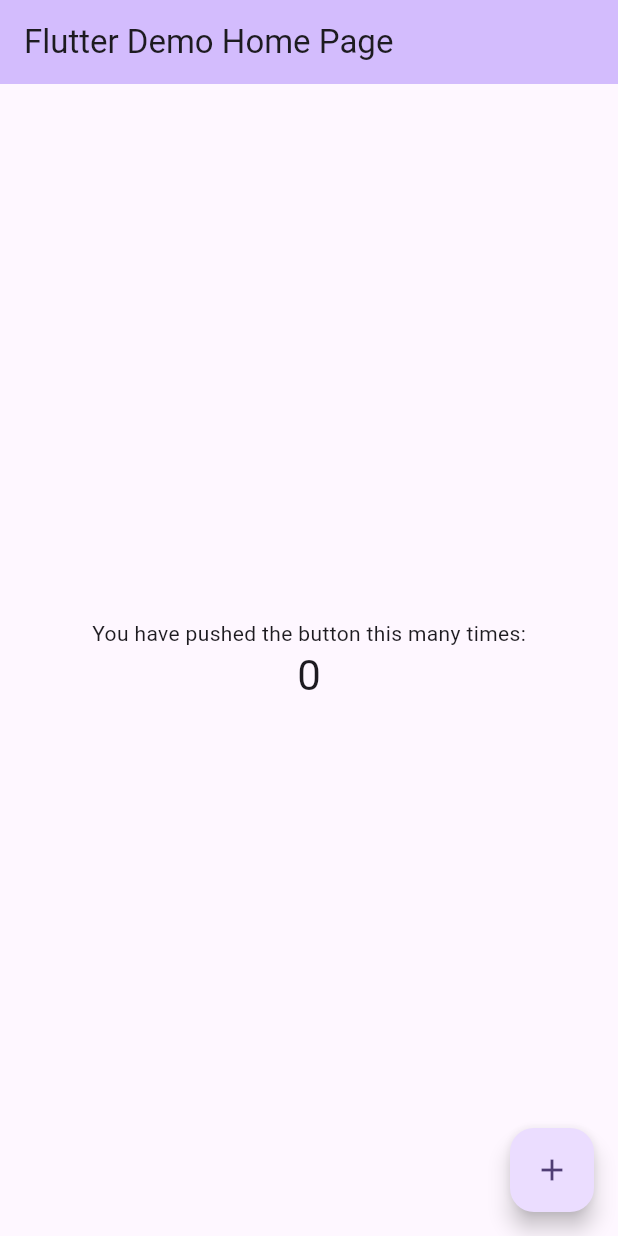
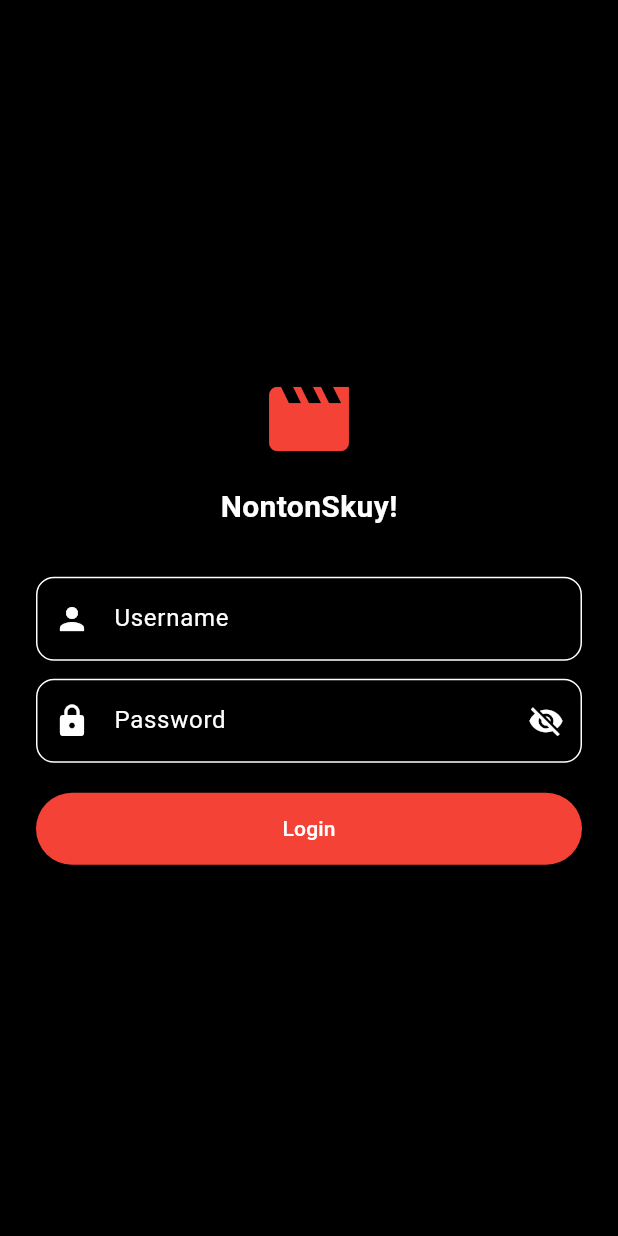
Before and after one commit to kakyoindonut321/Latres_Mobile_124240133, a Flutter app: the screen it shows after launch, on a phone screen of 412 x 824 dp. Run offline on Flutter 3.47's test engine with Material 3 defaults, Android fonts, the phone set to English and light mode, and no system bars; our stand-ins replace flutter_local_notifications, hive_flutter, shared_preferences; accounts and stored records are empty.

Commit message:
layouting login

```diff
--- a/lib/main.dart
+++ b/lib/main.dart
@@ -1,122 +1,55 @@
 import 'package:flutter/material.dart';
+import 'package:hive_flutter/hive_flutter.dart';
 
-void main() {
-  runApp(const MyApp());
+import 'pages/login_page.dart';
+import 'pages/main_page.dart';
+import 'services/favorite_service.dart';
+import 'services/session_service.dart';
+import 'services/notification_service.dart';
+
+Future<void> main() async {
+  // Wajib kalau ada await sebelum runApp
+  WidgetsFlutterBinding.ensureInitialized();
+
+  // Inisialisasi Hive & buka box favorit
+  await Hive.initFlutter();
+  await Hive.openBox(FavoriteService.boxName);
+  await NotificationService().init();
+
+  // Cek apakah user sudah login sebelumnya
+  final bool loggedIn = await SessionService().isLoggedIn();
+
+  runApp(MyApp(isLoggedIn: loggedIn));
 }
 
 class MyApp extends StatelessWidget {
-  const MyApp({super.key});
+  final bool isLoggedIn;
 
-  // This widget is the root of your application.
+  const MyApp({super.key, required this.isLoggedIn});
+
   @override
   Widget build(BuildContext context) {
+    const Color accent = Color(0xFFF44336);
+
     return MaterialApp(
-      title: 'Flutter Demo',
+      title: 'NontonSkuy!',
+      debugShowCheckedModeBanner: false,
       theme: ThemeData(
-        // This is the theme of your application.
-        //
-        // TRY THIS: Try running your application with "flutter run". You'll see
-        // the application has a purple toolbar. Then, without quitting the app,
-        // try changing the seedColor in the colorScheme below to Colors.green
-        // and then invoke "hot reload" (save your changes or press the "hot
-        // reload" button in a Flutter-supported IDE, or press "r" if you used
-        // the command line to start the app).
-        //
-        // Notice that the counter didn't reset back to zero; the application
-        // state is not lost during the reload. To reset the state, use hot
-        // restart instead.
-        //
-        // This works for code too, not just values: Most code changes can be
-        // tested with just a hot reload.
-        colorScheme: .fromSeed(seedColor: Colors.deepPurple),
+        brightness: Brightness.dark,
+        scaffoldBackgroundColor: Colors.black,
+        colorScheme: const ColorScheme.dark(primary: accent),
+        appBarTheme: const AppBarTheme(
+          backgroundColor: Colors.black,
+          elevation: 0,
+        ),
+        bottomNavigationBarTheme: const BottomNavigationBarThemeData(
+          backgroundColor: Colors.black,
+          selectedItemColor: accent,
+          unselectedItemColor: Colors.grey,
+        ),
       ),
-      home: const MyHomePage(title: 'Flutter Demo Home Page'),
+      // Sudah login -> langsung ke MainPage, belum -> LoginPage
+      home: isLoggedIn ? const MainPage() : const LoginPage(),
     );
   }
 }
-
-class MyHomePage extends StatefulWidget {
-  const MyHomePage({super.key, required this.title});
-
-  // This widget is the home page of your application. It is stateful, meaning
-  // that it has a State object (defined below) that contains fields that affect
-  // how it looks.
-
-  // This class is the configuration for the state. It holds the values (in this
-  // case the title) provided by the parent (in this case the App widget) and
-  // used by the build method of the State. Fields in a Widget subclass are
-  // always marked "final".
-
-  final String title;
-
-  @override
-  State<MyHomePage> createState() => _MyHomePageState();
-}
-
-class _MyHomePageState extends State<MyHomePage> {
-  int _counter = 0;
-
-  void _incrementCounter() {
-    setState(() {
-      // This call to setState tells the Flutter framework that something has
-      // changed in this State, which causes it to rerun the build method below
-      // so that the display can reflect the updated values. If we changed
-      // _counter without calling setState(), then the build method would not be
-      // called again, and so nothing would appear to happen.
-      _counter++;
-    });
-  }
-
-  @override
-  Widget build(BuildContext context) {
-    // This method is rerun every time setState is called, for instance as done
-    // by the _incrementCounter method above.
-    //
-    // The Flutter framework has been optimized to make rerunning build methods
-    // fast, so that you can just rebuild anything that needs updating rather
-    // than having to individually change instances of widgets.
-    return Scaffold(
-      appBar: AppBar(
-        // TRY THIS: Try changing the color here to a specific color (to
-        // Colors.amber, perhaps?) and trigger a hot reload to see the AppBar
-        // change color while the other colors stay the same.
-        backgroundColor: Theme.of(context).colorScheme.inversePrimary,
-        // Here we take the value from the MyHomePage object that was created by
-        // the App.build method, and use it to set our appbar title.
-        title: Text(widget.title),
-      ),
-      body: Center(
-        // Center is a layout widget. It takes a single child and positions it
-        // in the middle of the parent.
-        child: Column(
-          // Column is also a layout widget. It takes a list of children and
-          // arranges them vertically. By default, it sizes itself to fit its
-          // children horizontally, and tries to be as tall as its parent.
-          //
-          // Column has various properties to control how it sizes itself and
-          // how it positions its children. Here we use mainAxisAlignment to
-          // center the children vertically; the main axis here is the vertical
-          // axis because Columns are vertical (the cross axis would be
-          // horizontal).
-          //
-          // TRY THIS: Invoke "debug painting" (choose the "Toggle Debug Paint"
-          // action in the IDE, or press "p" in the console), to see the
-          // wireframe for each widget.
-          mainAxisAlignment: .center,
-          children: [
-            const Text('You have pushed the button this many times:'),
-            Text(
-              '$_counter',
-              style: Theme.of(context).textTheme.headlineMedium,
-            ),
-          ],
-        ),
-      ),
-      floatingActionButton: FloatingActionButton(
-        onPressed: _incrementCounter,
-        tooltip: 'Increment',
-        child: const Icon(Icons.add),
-      ),
-    );
-  }
-}
--- /dev/null
+++ b/lib/pages/login_page.dart
@@ -0,0 +1,125 @@
+import 'package:flutter/material.dart';
+
+import '../services/session_service.dart';
+import 'main_page.dart';
+
+class LoginPage extends StatefulWidget {
+  const LoginPage({super.key});
+
+  @override
+  State<LoginPage> createState() => _LoginPageState();
+}
+
+class _LoginPageState extends State<LoginPage> {
+  final TextEditingController _usernameController = TextEditingController();
+  final TextEditingController _passwordController = TextEditingController();
+  final SessionService _session = SessionService();
+
+  bool _obscurePassword = true;
+
+  @override
+  void dispose() {
+    _usernameController.dispose();
+    _passwordController.dispose();
+    super.dispose();
+  }
+
+  Future<void> _login() async {
+    final String username = _usernameController.text.trim();
+    final String password = _passwordController.text;
+
+    if (_session.validate(username, password)) {
+      await _session.saveSession(username);
+
+      // Pastikan halaman ini masih ada setelah proses await
+      if (!mounted) return;
+
+      Navigator.pushReplacement(
+        context,
+        MaterialPageRoute(builder: (context) => const MainPage()),
+      );
+    } else {
+      ScaffoldMessenger.of(context).showSnackBar(
+        const SnackBar(content: Text('Username atau password salah')),
+      );
+    }
+  }
+
+  @override
+  Widget build(BuildContext context) {
+    final Color accent = Theme.of(context).colorScheme.primary;
+
+    return Scaffold(
+      body: Center(
+        child: SingleChildScrollView(
+          padding: const EdgeInsets.symmetric(horizontal: 24),
+          child: Column(
+            mainAxisAlignment: MainAxisAlignment.center,
+            children: [
+              Icon(Icons.movie, size: 64, color: accent),
+              const SizedBox(height: 12),
+              const Text(
+                'NontonSkuy!',
+                style: TextStyle(fontSize: 20, fontWeight: FontWeight.bold),
+              ),
+              const SizedBox(height: 32),
+
+              // Input username
+              TextField(
+                controller: _usernameController,
+                decoration: InputDecoration(
+                  hintText: 'Username',
+                  prefixIcon: const Icon(Icons.person),
+                  border: OutlineInputBorder(
+                    borderRadius: BorderRadius.circular(12),
+                  ),
+                ),
+              ),
+              const SizedBox(height: 12),
+
+              // Input password
+              TextField(
+                controller: _passwordController,
+                obscureText: _obscurePassword,
+                decoration: InputDecoration(
+                  hintText: 'Password',
+                  prefixIcon: const Icon(Icons.lock),
+                  suffixIcon: IconButton(
+                    icon: Icon(
+                      _obscurePassword
+                          ? Icons.visibility_off
+                          : Icons.visibility,
+                    ),
+                    onPressed: () {
+                      setState(() {
+                        _obscurePassword = !_obscurePassword;
+                      });
+                    },
+                  ),
+                  border: OutlineInputBorder(
+                    borderRadius: BorderRadius.circular(12),
+                  ),
+                ),
+              ),
+              const SizedBox(height: 20),
+
+              // Tombol login
+              ElevatedButton(
+                onPressed: _login,
+                style: ElevatedButton.styleFrom(
+                  backgroundColor: accent,
+                  foregroundColor: Colors.white,
+                  minimumSize: const Size.fromHeight(48),
+                  shape: RoundedRectangleBorder(
+                    borderRadius: BorderRadius.circular(24),
+                  ),
+                ),
+                child: const Text('Login'),
+              ),
+            ],
+          ),
+        ),
+      ),
+    );
+  }
+}
```
Also changed, not shown: lib/pages/main_page.dart (added, +38 -0 lines).
